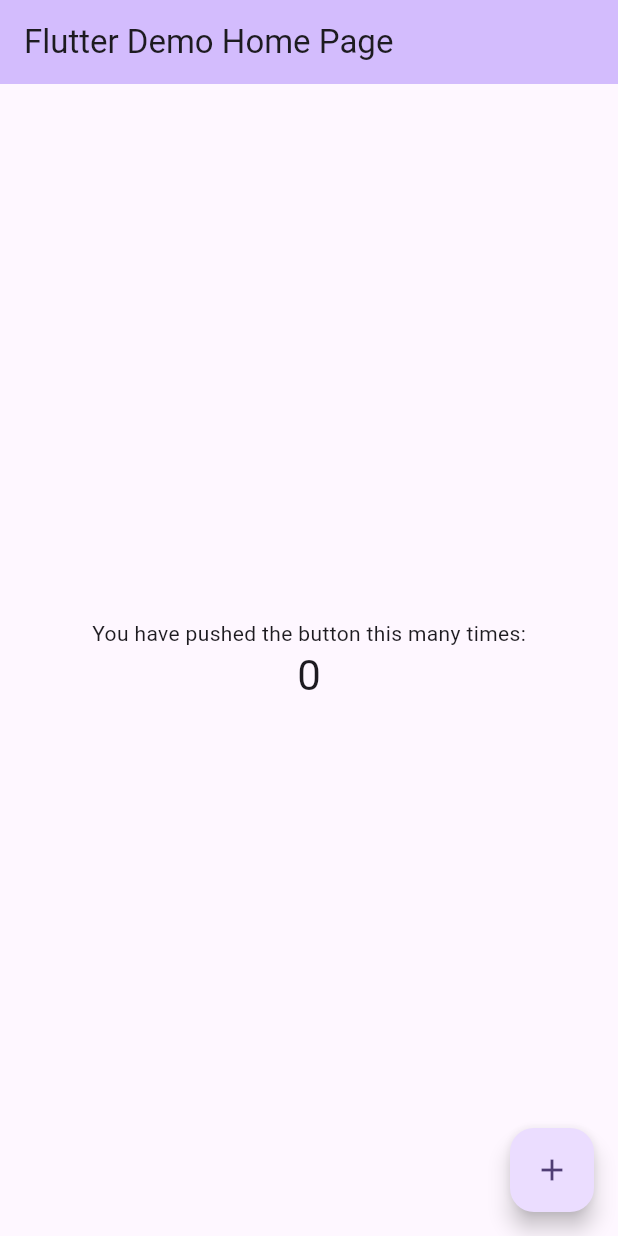
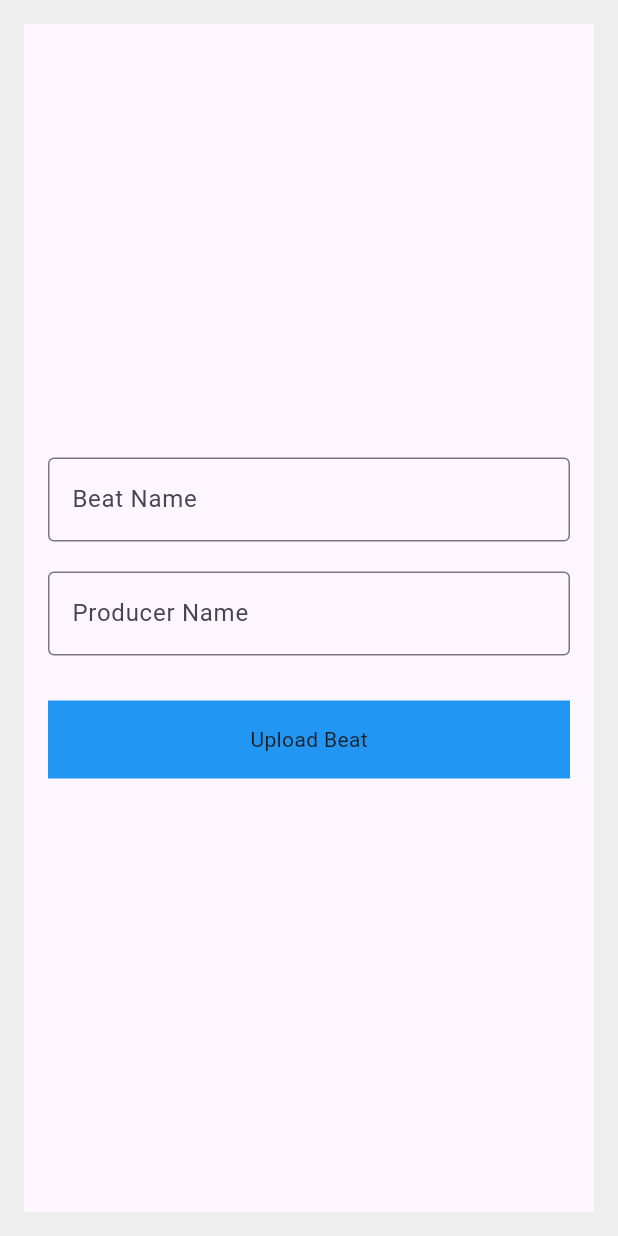
Before and after one commit to rjlama07/admin_pannel_flutter, a Flutter app: the screen it shows after launch, on a phone screen of 412 x 824 dp. Run offline on Flutter 3.47's test engine with Material 2 defaults, Android fonts, the phone set to English and light mode, and no system bars; our stand-ins replace dio, file_picker, get.

Commit message:
fix: render request protocol

```diff
--- /dev/null
+++ b/lib/constants/constants.dart
@@ -0,0 +1,5 @@
+// String baseURl = "http://192.168.10.99:3000/";
+String baseURl = "https://drm-8gc9.onrender.com/";
+
+String postBeat = "${baseURl}upload/postBeat";
+String uploadBeatUrl = "${baseURl}upload/uploadBeat";
--- a/lib/main.dart
+++ b/lib/main.dart
@@ -1,4 +1,6 @@
+import 'package:admin_pannel/view/add_free_beat.dart';
 import 'package:flutter/material.dart';
+import 'package:get/get_navigation/src/root/get_material_app.dart';
 
 void main() {
   runApp(const MyApp());
@@ -10,7 +12,8 @@ class MyApp extends StatelessWidget {
   // This widget is the root of your application.
   @override
   Widget build(BuildContext context) {
-    return MaterialApp(
+    return GetMaterialApp(
+      debugShowCheckedModeBanner: false,
       title: 'Flutter Demo',
       theme: ThemeData(
         // This is the theme of your application.
@@ -31,7 +34,7 @@ class MyApp extends StatelessWidget {
         colorScheme: ColorScheme.fromSeed(seedColor: Colors.deepPurple),
         useMaterial3: true,
       ),
-      home: const MyHomePage(title: 'Flutter Demo Home Page'),
+      home: const AddFreebeat(),
     );
   }
 }
--- /dev/null
+++ b/lib/view/add_free_beat.dart
@@ -0,0 +1,65 @@
+import 'package:admin_pannel/controller/beat_controller.dart';
+import 'package:flutter/material.dart';
+import 'package:get/get_state_manager/get_state_manager.dart';
+import 'package:get/instance_manager.dart';
+
+class AddFreebeat extends StatelessWidget {
+  const AddFreebeat({super.key});
+
+  @override
+  Widget build(BuildContext context) {
+    final beatName = TextEditingController();
+    final producerName = TextEditingController();
+    final controller = Get.put(BeatController());
+    return Scaffold(
+      backgroundColor: Colors.grey[200],
+      body: Container(
+          padding: const EdgeInsets.symmetric(horizontal: 16, vertical: 16),
+          child: Material(
+            child: Padding(
+              padding: const EdgeInsets.symmetric(horizontal: 16, vertical: 16),
+              child: Column(
+                crossAxisAlignment: CrossAxisAlignment.center,
+                mainAxisAlignment: MainAxisAlignment.center,
+                children: [
+                  TextFormField(
+                    controller: beatName,
+                    decoration: const InputDecoration(
+                      border: OutlineInputBorder(),
+                      hintText: "Beat Name",
+                    ),
+                  ),
+                  const SizedBox(height: 20),
+                  TextFormField(
+                    controller: producerName,
+                    decoration: const InputDecoration(
+                      border: OutlineInputBorder(),
+                      hintText: "Producer Name",
+                    ),
+                  ),
+                  const SizedBox(height: 30),
+                  Obx(() => InkWell(
+                        onTap: () {
+                          controller.uploadBeat(
+                              beatName.text, producerName.text, context);
+                        },
+                        child: Container(
+                          width: double.maxFinite,
+                          decoration: const BoxDecoration(
+                            color: Colors.blue,
+                          ),
+                          padding: const EdgeInsets.symmetric(
+                              horizontal: 12, vertical: 16),
+                          child: Center(
+                              child: controller.isloading.value
+                                  ? const CircularProgressIndicator()
+                                  : const Text("Upload Beat")),
+                        ),
+                      ))
+                ],
+              ),
+            ),
+          )),
+    );
+  }
+}
--- a/pubspec.yaml
+++ b/pubspec.yaml
@@ -35,6 +35,9 @@ dependencies:
   # The following adds the Cupertino Icons font to your application.
   # Use with the CupertinoIcons class for iOS style icons.
   cupertino_icons: ^1.0.2
+  file_picker: ^5.3.2
+  get: ^4.6.5
+  dio: ^5.2.1+1
 
 dev_dependencies:
   flutter_test:
```
Also changed, not shown: lib/controller/beat_controller.dart (added, +57 -0 lines), pubspec.lock.
